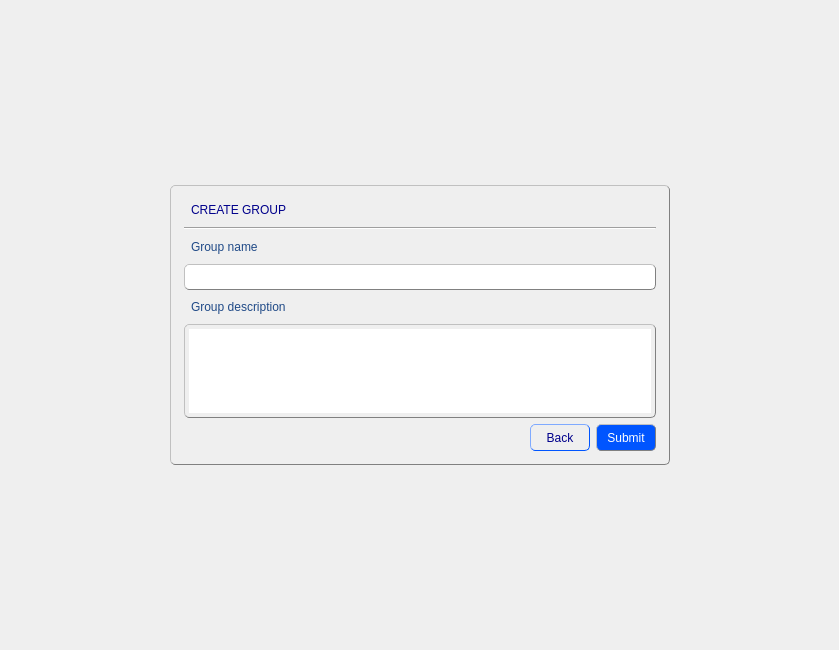
This is Builder/Builder/creategroupform.ui in Rork96/QtProjects as Qt 5 draws it before an edit. The edited form follows.
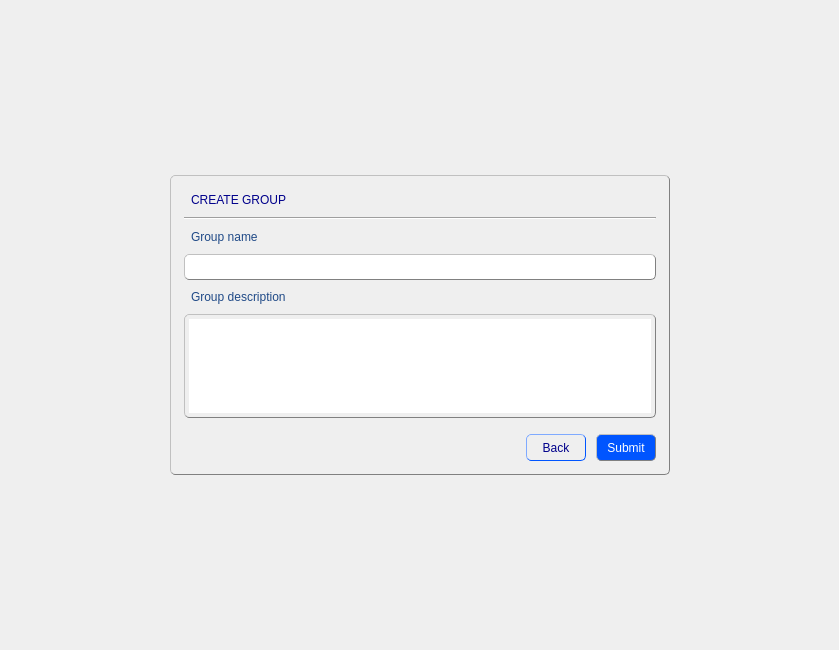
This is the edited form.

Diff of the .ui file:
```diff
--- a/Builder/Builder/creategroupform.ui
+++ b/Builder/Builder/creategroupform.ui
@@ -13,6 +13,38 @@
   <property name="windowTitle">
    <string>Form</string>
   </property>
+  <property name="styleSheet">
+   <string notr="true">QGroupBox {
+               color: black;
+               padding: 4px;
+               border: 1px solid grey; 
+               border-radius: 5px;
+               border-style: outset;
+              }
+QLabel {
+               color: rgb(32, 74, 135);
+               padding: 4px;
+               border-radius: 5px;
+               border-style: outset;
+	           font: 11pt &quot;MS Shell Dlg 2&quot;;
+              }
+QLineEdit {
+               color: black;
+               padding: 4px;
+               border: 1px solid grey; 
+               border-radius: 5px;
+               border-style: outset;
+	           font: 10pt &quot;MS Shell Dlg 2&quot;;
+              }
+QTextEdit {
+               color: black;
+               padding: 4px;
+               border: 1px solid grey; 
+               border-radius: 5px;
+               border-style: outset;
+	           font: 10pt &quot;MS Shell Dlg 2&quot;;
+              }</string>
+  </property>
   <layout class="QGridLayout" name="gridLayout_2">
    <item row="0" column="1">
     <spacer name="verticalSpacer">
@@ -64,110 +96,27 @@
      <property name="minimumSize">
       <size>
        <width>500</width>
-       <height>280</height>
+       <height>300</height>
       </size>
      </property>
      <property name="maximumSize">
       <size>
        <width>500</width>
-       <height>280</height>
+       <height>300</height>
       </size>
      </property>
      <property name="styleSheet">
-      <string notr="true">QGroupBox {
-               color: black;
-               padding: 4px;
-               border: 1px solid grey; 
-               border-radius: 5px;
-               border-style: outset;
-              }</string>
+      <string notr="true"/>
      </property>
      <property name="title">
       <string/>
      </property>
      <layout class="QGridLayout" name="gridLayout">
-      <item row="0" column="0">
-       <widget class="QLabel" name="label_3">
-        <property name="styleSheet">
-         <string notr="true">QLabel {
-               color: darkblue;
-               padding: 4px;
-               border-radius: 5px;
-               border-style: outset;
-	           font: 12pt &quot;MS Shell Dlg 2&quot;;
-              }</string>
-        </property>
-        <property name="text">
-         <string>CREATE GROUP</string>
-        </property>
-       </widget>
-      </item>
-      <item row="2" column="0">
-       <layout class="QVBoxLayout" name="verticalLayout">
-        <item>
-         <widget class="QLabel" name="label">
-          <property name="styleSheet">
-           <string notr="true">QLabel {
-               color: rgb(32, 74, 135);
-               padding: 4px;
-               border-radius: 5px;
-               border-style: outset;
-	           font: 11pt &quot;MS Shell Dlg 2&quot;;
-              }</string>
-          </property>
-          <property name="text">
-           <string>Group name</string>
-          </property>
-         </widget>
-        </item>
-        <item>
-         <widget class="QLineEdit" name="groupNameLine">
-          <property name="styleSheet">
-           <string notr="true">QLineEdit {
-               color: black;
-               padding: 4px;
-               border: 1px solid grey; 
-               border-radius: 5px;
-               border-style: outset;
-	           font: 10pt &quot;MS Shell Dlg 2&quot;;
-              }</string>
-          </property>
-         </widget>
-        </item>
-        <item>
-         <widget class="QLabel" name="label_2">
-          <property name="styleSheet">
-           <string notr="true">QLabel {
-               color: rgb(32, 74, 135);
-               padding: 4px;
-               border-radius: 5px;
-               border-style: outset;
-	           font: 11pt &quot;MS Shell Dlg 2&quot;;
-              }</string>
-          </property>
-          <property name="text">
-           <string>Group description</string>
-          </property>
-         </widget>
-        </item>
-        <item>
-         <widget class="QTextEdit" name="groupDescrEdit">
-          <property name="styleSheet">
-           <string notr="true">QTextEdit {
-               color: black;
-               padding: 4px;
-               border: 1px solid grey; 
-               border-radius: 5px;
-               border-style: outset;
-	           font: 10pt &quot;MS Shell Dlg 2&quot;;
-              }</string>
-          </property>
-         </widget>
-        </item>
-       </layout>
-      </item>
-      <item row="3" column="0">
+      <item row="4" column="0">
        <layout class="QHBoxLayout" name="horizontalLayout">
+        <property name="spacing">
+         <number>0</number>
+        </property>
         <item>
          <spacer name="horizontalSpacer">
           <property name="orientation">
@@ -222,6 +171,22 @@
           </property>
          </widget>
         </item>
+        <item>
+         <spacer name="horizontalSpacer_4">
+          <property name="orientation">
+           <enum>Qt::Horizontal</enum>
+          </property>
+          <property name="sizeType">
+           <enum>QSizePolicy::Minimum</enum>
+          </property>
+          <property name="sizeHint" stdset="0">
+           <size>
+            <width>10</width>
+            <height>20</height>
+           </size>
+          </property>
+         </spacer>
+        </item>
         <item>
          <widget class="QToolButton" name="groupSubmitButton">
           <property name="minimumSize">
@@ -275,6 +240,76 @@
         </property>
        </widget>
       </item>
+      <item row="0" column="0">
+       <widget class="QLabel" name="label_3">
+        <property name="styleSheet">
+         <string notr="true">QLabel {
+               color: darkblue;
+               padding: 4px;
+               border-radius: 5px;
+               border-style: outset;
+	           font: 12pt &quot;MS Shell Dlg 2&quot;;
+              }</string>
+        </property>
+        <property name="text">
+         <string>CREATE GROUP</string>
+        </property>
+       </widget>
+      </item>
+      <item row="2" column="0">
+       <layout class="QVBoxLayout" name="verticalLayout">
+        <item>
+         <widget class="QLabel" name="label">
+          <property name="styleSheet">
+           <string notr="true"/>
+          </property>
+          <property name="text">
+           <string>Group name</string>
+          </property>
+         </widget>
+        </item>
+        <item>
+         <widget class="QLineEdit" name="groupNameLine">
+          <property name="styleSheet">
+           <string notr="true"/>
+          </property>
+         </widget>
+        </item>
+        <item>
+         <widget class="QLabel" name="label_2">
+          <property name="styleSheet">
+           <string notr="true"/>
+          </property>
+          <property name="text">
+           <string>Group description</string>
+          </property>
+         </widget>
+        </item>
+        <item>
+         <widget class="QTextEdit" name="groupDescrEdit">
+          <property name="styleSheet">
+           <string notr="true"/>
+          </property>
+         </widget>
+        </item>
+       </layout>
+      </item>
+      <item row="3" column="0">
+       <spacer name="verticalSpacer_3">
+        <property name="orientation">
+         <enum>Qt::Vertical</enum>
+        </property>
+        <property name="sizeType">
+         <enum>QSizePolicy::Minimum</enum>
+        </property>
+        <property name="sizeHint" stdset="0">
+         <size>
+          <width>20</width>
+          <height>10</height>
+         </size>
+        </property>
+       </spacer>
+      </item>
      </layout>
     </widget>
    </item>
```
